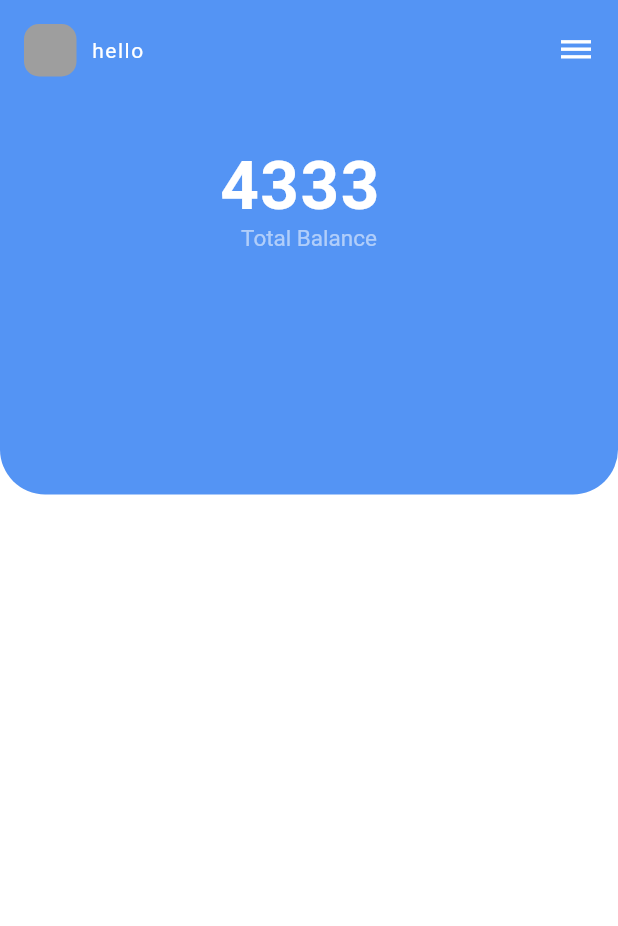
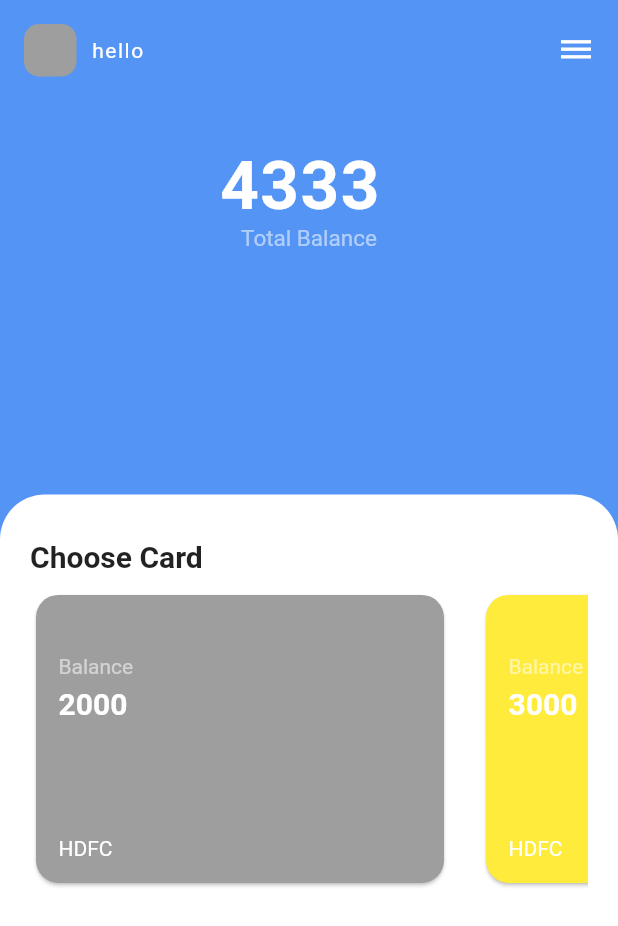
Before and after one commit to harshalbhope/payment_analysis_flutter, a Flutter app: the screen it shows after launch, on a phone screen of 412 x 824 dp. Shown: the top 926 px of the screen. Run offline on Flutter 3.47's test engine with Material 2 defaults, Android fonts, the phone set to English and light mode, and no system bars.

Commit message:
Cards_added

```diff
--- a/lib/Screens/HomeScreen.dart
+++ b/lib/Screens/HomeScreen.dart
@@ -1,9 +1,28 @@
 import 'package:flutter/material.dart';
+// import 'package:payment_analysis_flutter/models/CreditCards.dart';
 
 class HomeScreen extends StatefulWidget {
   @override
   _HomeScreenState createState() => _HomeScreenState();
 }
+
+class CreditCards {
+  String balance;
+  String cardNo;
+  String cardName;
+  Color color;
+
+  CreditCards({this.balance, this.cardNo, this.cardName, this.color});
+}
+
+List<CreditCards> creditcards = [
+  CreditCards(
+      balance: '2000', cardNo: '1123', cardName: 'HDFC', color: Colors.grey),
+  CreditCards(
+      balance: '3000', cardNo: '543', cardName: 'HDFC', color: Colors.yellow),
+  CreditCards(
+      balance: '4000', cardNo: '333', cardName: 'HDFC', color: Colors.green)
+];
 
 class _HomeScreenState extends State<HomeScreen> {
   @override
@@ -16,7 +35,7 @@ class _HomeScreenState extends State<HomeScreen> {
             Stack(
               children: <Widget>[
                 Container(
-                  height: MediaQuery.of(context).size.width * 0.80,
+                  height: MediaQuery.of(context).size.height * 0.50,
                   decoration: BoxDecoration(
                     color: Theme.of(context).primaryColorDark,
                     borderRadius: BorderRadius.only(
@@ -85,12 +104,116 @@ class _HomeScreenState extends State<HomeScreen> {
                       ),
                     ],
                   ),
-                )
+                ),
+                BottomContainer(),
               ],
-            )
+            ),
           ],
         ),
       ),
     );
   }
 }
+
+class BottomContainer extends StatelessWidget {
+  const BottomContainer({
+    Key key,
+  }) : super(key: key);
+
+  @override
+  Widget build(BuildContext context) {
+    return Container(
+      margin: EdgeInsets.only(top: MediaQuery.of(context).size.height * 0.40),
+      // // height: MediaQuery.of(context).size.height - 20,
+      height: 355.0,
+      decoration: BoxDecoration(
+        color: Colors.white,
+        borderRadius: BorderRadius.only(
+          topLeft: Radius.circular(30),
+          topRight: Radius.circular(30),
+        ),
+      ),
+      padding: EdgeInsets.only(top: 30.0, right: 20.0),
+      child: Column(
+        children: <Widget>[
+          Container(
+            width: double.infinity,
+            child: Padding(
+              padding: EdgeInsets.only(left: 20.0),
+              child: Text(
+                'Choose Card',
+                style: TextStyle(
+                  fontSize: 20.0,
+                  fontWeight: FontWeight.w700,
+                ),
+              ),
+            ),
+          ),
+          SizedBox(
+            height: 10.0,
+          ),
+          Container(
+            height: 200,
+            child: ListView.builder(
+              scrollDirection: Axis.horizontal,
+              itemCount: creditcards.length,
+              itemBuilder: (context, index) {
+                CreditCards creditcard = creditcards[index];
+                print(creditcard.balance);
+                return Container(
+                  width: 300,
+                  padding: EdgeInsets.only(left: 20.0),
+                  child: Card(
+                    shape: RoundedRectangleBorder(
+                      borderRadius: BorderRadius.circular(15.0),
+                    ),
+                    color: creditcard.color,
+                    child: Padding(
+                      padding:
+                          EdgeInsets.only(top: 40, left: 15.0, bottom: 15.0),
+                      child: Column(
+                        crossAxisAlignment: CrossAxisAlignment.start,
+                        children: <Widget>[
+                          Text(
+                            'Balance',
+                            style: TextStyle(
+                              color: Colors.white54,
+                            ),
+                          ),
+                          SizedBox(
+                            height: 5.0,
+                          ),
+                          Text(
+                            creditcard.balance,
+                            style: TextStyle(
+                              color: Colors.white,
+                              fontSize: 20.0,
+                              fontWeight: FontWeight.bold,
+                            ),
+                          ),
+                          Expanded(
+                            child: Container(
+                              child: Align(
+                                alignment: FractionalOffset.bottomLeft,
+                                child: Text(
+                                  creditcard.cardName,
+                                  style: TextStyle(
+                                    color: Colors.white,
+                                  ),
+                                ),
+                              ),
+                            ),
+                          )
+                        ],
+                      ),
+                    ),
+                  ),
+                );
+              },
+            ),
+          ),
+        ],
+      ),
+    );
+  }
+}
--- /dev/null
+++ b/lib/models/CreditCards.dart
@@ -0,0 +1,20 @@
+import 'package:flutter/cupertino.dart';
+import 'package:flutter/material.dart';
+
+class CreditCards {
+  String balance;
+  String cardNo;
+  String cardName;
+  Color color;
+
+  CreditCards({this.balance, this.cardNo, this.cardName, this.color});
+}
+
+List<CreditCards> creditcards = [
+  CreditCards(
+      balance: '2000', cardNo: '1123', cardName: 'HDFC', color: Colors.black),
+  CreditCards(
+      balance: '3000', cardNo: '543', cardName: 'HDFC', color: Colors.yellow),
+  CreditCards(
+      balance: '4000', cardNo: '333', cardName: 'HDFC', color: Colors.green)
+];
```
Also changed, not shown: lib/sample.dart (added), 10 other files.
